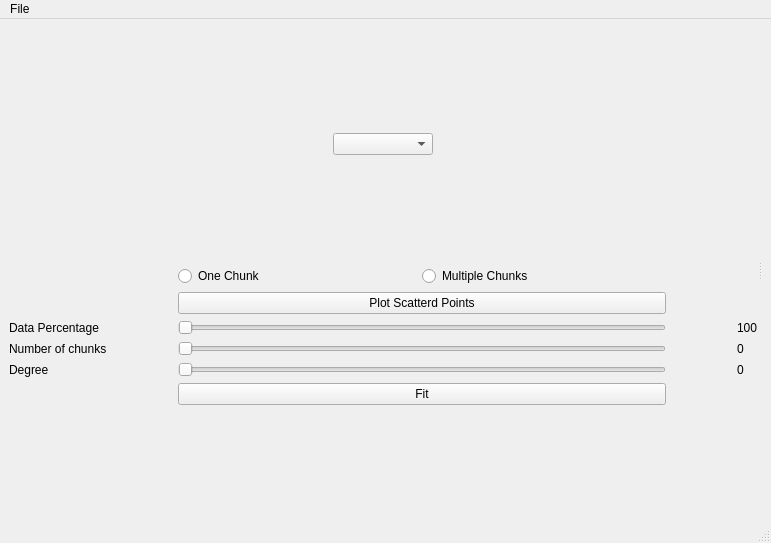
Above: gui_main.ui from Mohamed-Ibrahim-01/curve-fitting before the change. Below: the same form after it.
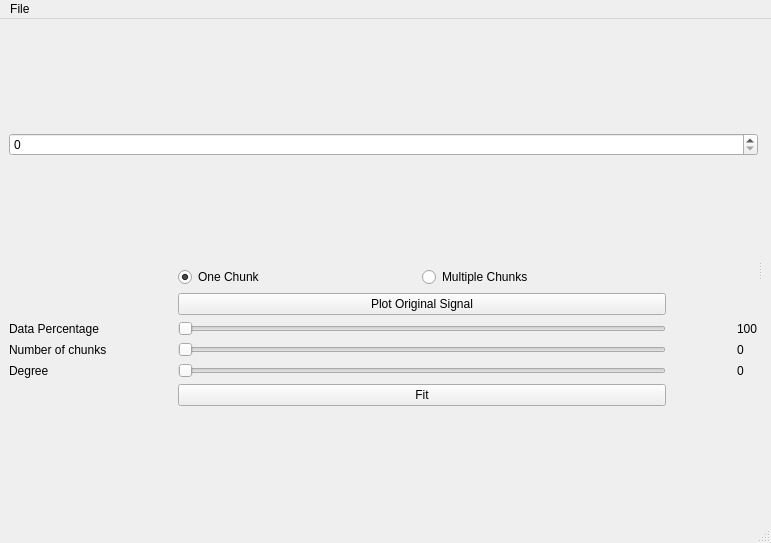
That is the form after the change.

The edit to the form file:
```diff
--- a/gui_main.ui
+++ b/gui_main.ui
@@ -36,20 +36,7 @@
              <enum>QLayout::SetFixedSize</enum>
             </property>
             <item>
-             <widget class="QComboBox" name="poly_eq_box">
-              <property name="minimumSize">
-               <size>
-                <width>0</width>
-                <height>0</height>
-               </size>
-              </property>
-              <property name="maximumSize">
-               <size>
-                <width>100</width>
-                <height>16777215</height>
-               </size>
-              </property>
-             </widget>
+             <widget class="QSpinBox" name="equation_chooser"/>
             </item>
             <item>
              <layout class="QVBoxLayout" name="canves_toolbar_layout"/>
@@ -116,7 +103,7 @@
           <item row="1" column="1">
            <widget class="QPushButton" name="start_button">
             <property name="text">
-             <string>Plot Scatterd Points</string>
+             <string>Plot Original Signal</string>
             </property>
            </widget>
           </item>
@@ -162,6 +149,9 @@
               <property name="text">
                <string>One Chunk</string>
               </property>
+              <property name="checked">
+               <bool>true</bool>
+              </property>
              </widget>
             </item>
             <item>
```
